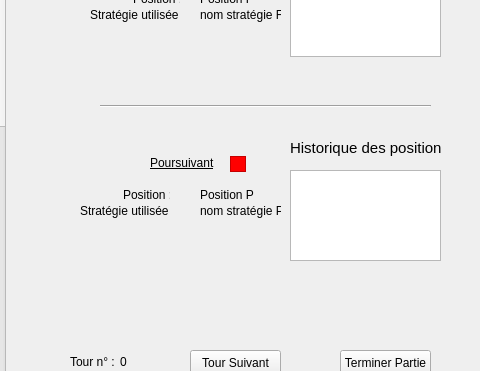
Qt form mainwindow.ui (L3TZ/CoursePoursuite) before a commit; both pictures show x 870 to 1350 and y 127 to 498 of the 1350 by 680 pixel window.
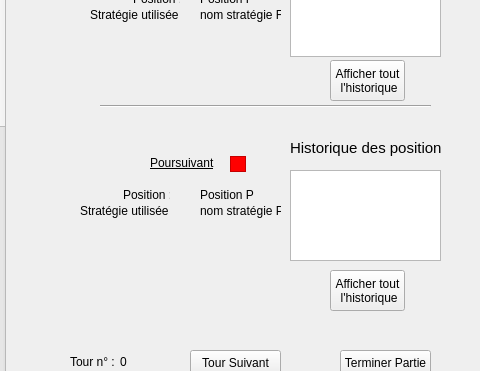
The same form after that commit.

Commit message: Ajout de l'affichage de tout l'historique de P et de F

Patch:
```diff
--- a/mainwindow.ui
+++ b/mainwindow.ui
@@ -611,6 +611,34 @@
      <string>Ré-initialiser le jeu</string>
     </property>
    </widget>
+   <widget class="QPushButton" name="affHistoF">
+    <property name="geometry">
+     <rect>
+      <x>1200</x>
+      <y>170</y>
+      <width>75</width>
+      <height>41</height>
+     </rect>
+    </property>
+    <property name="text">
+     <string>Afficher tout
+ l'historique</string>
+    </property>
+   </widget>
+   <widget class="QPushButton" name="affHistoP">
+    <property name="geometry">
+     <rect>
+      <x>1200</x>
+      <y>380</y>
+      <width>75</width>
+      <height>41</height>
+     </rect>
+    </property>
+    <property name="text">
+     <string>Afficher tout
+ l'historique</string>
+    </property>
+   </widget>
   </widget>
   <widget class="QMenuBar" name="menuBar">
    <property name="geometry">
```
The commit also changes 2 other files.
